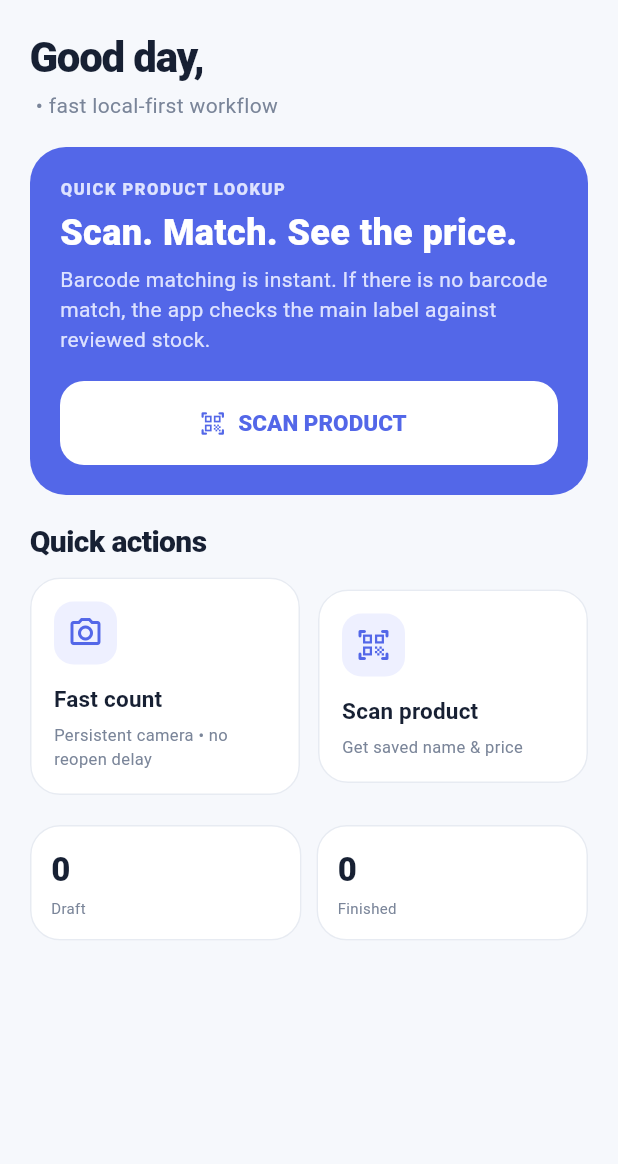
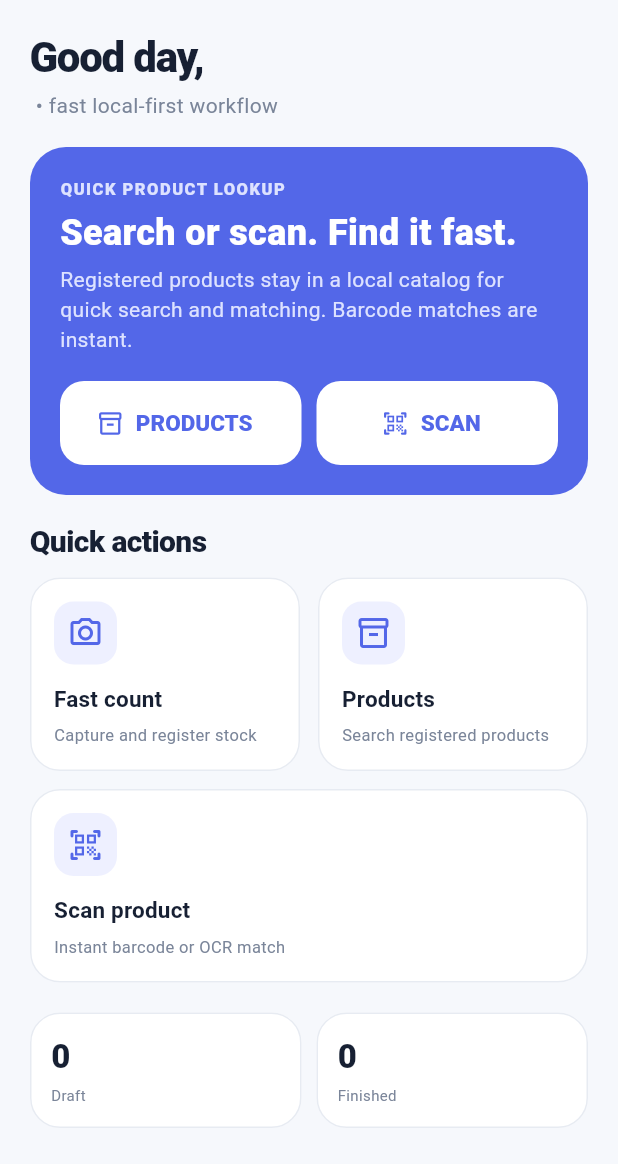
Before and after one commit to andualemnigatu12-cmd/raki-stock-firebase, a Flutter app: the screen it shows once a user with an empty profile is signed in, on a phone screen of 412 x 824 dp, the part 72-1236 px from its top. Run offline on Flutter 3.47's test engine with Material 3 defaults, Android fonts, the phone set to English and light mode, and no system bars; our stand-ins replace camera, cloud_firestore, firebase_auth, firebase_core; missing offline and left inert: google_mlkit_barcode_scanning, google_mlkit_text_recognition; accounts and stored records are empty.

Commit message:
Add Products catalog card to home

```diff
--- a/lib/features/home/home_page.dart
+++ b/lib/features/home/home_page.dart
@@ -6,6 +6,7 @@ import '../../core/data/inventory_repository.dart';
 import '../../core/theme/app_theme.dart';
 import '../count/fast_count_page.dart';
 import '../stock/product_scan_page.dart';
+import '../stock/products_page.dart';
 import '../stock/stock_review_page.dart';
 
 class HomePage extends StatefulWidget {
@@ -138,7 +139,7 @@ class _HomePageState extends State<HomePage> {
                       ),
                       const SizedBox(height: 8),
                       const Text(
-                        'Scan. Match. See the price.',
+                        'Search or scan. Find it fast.',
                         style: TextStyle(
                           color: Colors.white,
                           fontSize: 24,
@@ -148,25 +149,49 @@ class _HomePageState extends State<HomePage> {
                       ),
                       const SizedBox(height: 8),
                       const Text(
-                        'Barcode matching is instant. If there is no barcode match, the app checks the main label against reviewed stock.',
+                        'Registered products stay in a local catalog for quick search and matching. Barcode matches are instant.',
                         style: TextStyle(
                           color: Color(0xFFDDE2FF),
                           height: 1.4,
                         ),
                       ),
                       const SizedBox(height: 18),
-                      FilledButton.icon(
+                      Row(
+                        children: [
+                          Expanded(
+                            child: FilledButton.icon(
                               style: FilledButton.styleFrom(
                                 backgroundColor: Colors.white,
                                 foregroundColor: AppTheme.primary,
                               ),
                               onPressed: () => Navigator.of(context).push(
                                 MaterialPageRoute(
-                            builder: (_) => ProductScanPage(branchId: branchId),
+                                  builder: (_) =>
+                                      ProductsPage(branchId: branchId),
+                                ),
+                              ),
+                              icon: const Icon(Icons.inventory_2_outlined),
+                              label: const Text('PRODUCTS'),
+                            ),
+                          ),
+                          const SizedBox(width: 10),
+                          Expanded(
+                            child: FilledButton.icon(
+                              style: FilledButton.styleFrom(
+                                backgroundColor: Colors.white,
+                                foregroundColor: AppTheme.primary,
+                              ),
+                              onPressed: () => Navigator.of(context).push(
+                                MaterialPageRoute(
+                                  builder: (_) =>
+                                      ProductScanPage(branchId: branchId),
                                 ),
                               ),
                               icon: const Icon(Icons.qr_code_scanner_rounded),
-                        label: const Text('SCAN PRODUCT'),
+                              label: const Text('SCAN'),
+                            ),
+                          ),
+                        ],
                       ),
                     ],
                   ),
@@ -180,16 +205,33 @@ class _HomePageState extends State<HomePage> {
                       child: _ActionCard(
                         icon: Icons.camera_alt_outlined,
                         title: 'Fast count',
-                        subtitle: 'Persistent camera • no reopen delay',
+                        subtitle: 'Capture and register stock',
                         onTap: () => _startCount(branchId, user.uid),
                       ),
                     ),
                     const SizedBox(width: 12),
                     Expanded(
                       child: _ActionCard(
+                        icon: Icons.inventory_2_outlined,
+                        title: 'Products',
+                        subtitle: 'Search registered products',
+                        onTap: () => Navigator.of(context).push(
+                          MaterialPageRoute(
+                            builder: (_) => ProductsPage(branchId: branchId),
+                          ),
+                        ),
+                      ),
+                    ),
+                  ],
+                ),
+                const SizedBox(height: 12),
+                Row(
+                  children: [
+                    Expanded(
+                      child: _ActionCard(
                         icon: Icons.qr_code_scanner_rounded,
                         title: 'Scan product',
-                        subtitle: 'Get saved name & price',
+                        subtitle: 'Instant barcode or OCR match',
                         onTap: () => Navigator.of(context).push(
                           MaterialPageRoute(
                             builder: (_) => ProductScanPage(branchId: branchId),
@@ -197,22 +239,23 @@ class _HomePageState extends State<HomePage> {
                         ),
                       ),
                     ),
-                  ],
-                ),
                     if (isOwner) ...[
-                  const SizedBox(height: 12),
-                  _ActionCard(
+                      const SizedBox(width: 12),
+                      Expanded(
+                        child: _ActionCard(
                           icon: Icons.fact_check_outlined,
                           title: 'Stock review',
-                    subtitle:
-                        'Confirm names, barcode and selling price before adding to stock',
+                          subtitle: 'Approve, edit or delete',
                           onTap: () => Navigator.of(context).push(
                             MaterialPageRoute(
                               builder: (_) => StockReviewPage(branchId: branchId),
                             ),
                           ),
                         ),
+                      ),
                     ],
+                  ],
+                ),
                 const SizedBox(height: 20),
                 StreamBuilder<QuerySnapshot<Map<String, dynamic>>>(
                   stream: _repo.watchRecentSessions(branchId),
```
Lines whose indentation alone changed are shown as unchanged.
